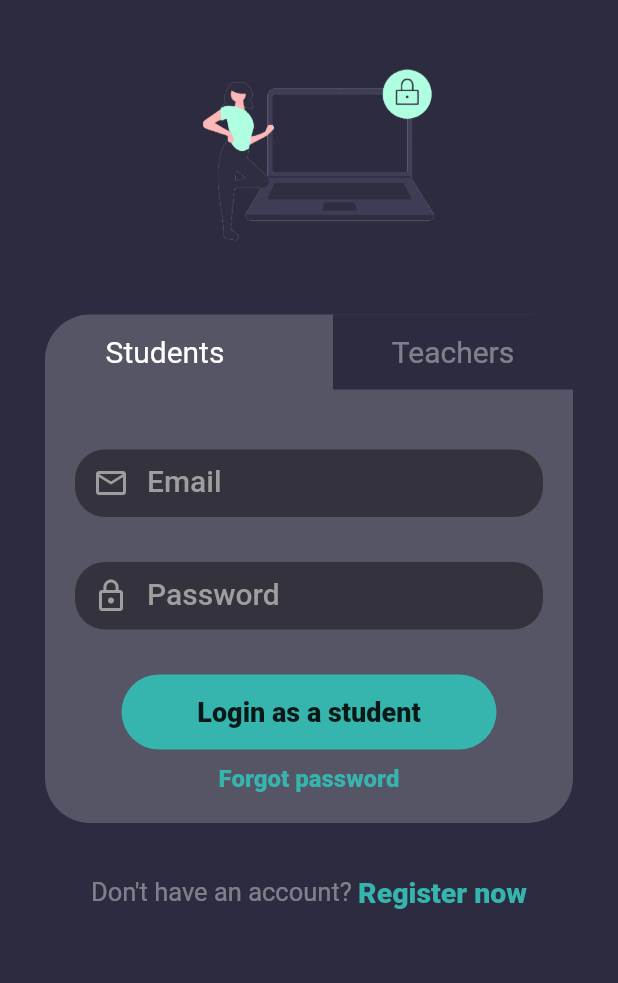
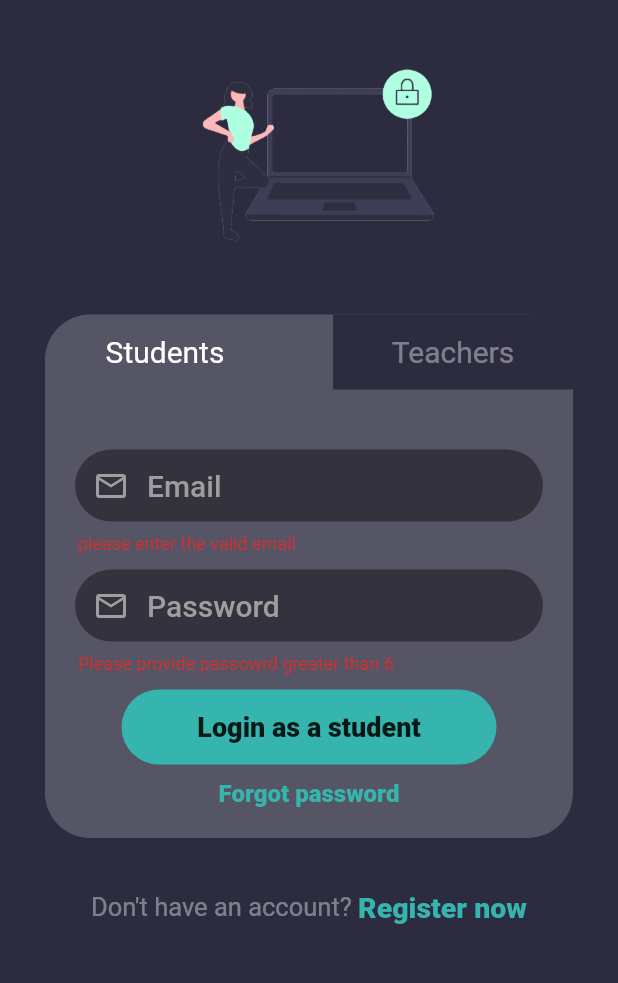
Before and after one commit to Shehan82/ScHoOlYMoB, a Flutter app: the screen it shows after launch, after a tap on "Login as a student", on a phone screen of 412 x 824 dp, the part 131-1114 px from its top. Run offline on Flutter 3.47's test engine with Material 2 defaults, Android fonts, the phone set to English and light mode, and no system bars; our stand-ins replace firebase_auth, firebase_core, font_awesome_flutter, google_fonts; accounts and stored records are empty; Roboto replaces fonts that are missing (Itim).

Commit message:
change fixed size for text field if error occured

```diff
--- a/lib/screens/login.dart
+++ b/lib/screens/login.dart
@@ -10,6 +10,7 @@ class LoginScreen extends StatefulWidget {
 }
 
 class _LoginScreenState extends State<LoginScreen> {
+  final formKey = GlobalKey<FormState>();
   bool isTeacher = false;
   TextEditingController emailTEC = new TextEditingController();
   TextEditingController passwordTEC = new TextEditingController();
@@ -113,13 +114,16 @@ class _LoginScreenState extends State<LoginScreen> {
                     ],
                   ),
                 ),
+                Form(
+                  key: formKey,
+                  child: Column(
+                    children: [
                       Container(
                         margin: EdgeInsets.only(top: 40, right: 20, left: 20),
+                        width: 320,
+                        height: 70,
                         decoration: BoxDecoration(
-                      color: Colors.black.withOpacity(0.4),
                             borderRadius: BorderRadius.circular(20)),
-                  width: 320,
-                  height: 45,
                         child: TextFormField(
                           validator: (val) {
                             return RegExp(
@@ -134,16 +138,26 @@ class _LoginScreenState extends State<LoginScreen> {
                               fontWeight: FontWeight.w700,
                               color: Colors.white),
                           decoration: InputDecoration(
+                              filled: true,
+                              fillColor: Colors.black.withOpacity(0.4),
                               prefixIcon: Icon(
                                 Icons.mail_outline,
                                 color: Colors.grey,
                               ),
-                        contentPadding: EdgeInsets.only(top: 8),
-                        border: InputBorder.none,
-                        focusedBorder: InputBorder.none,
-                        enabledBorder: InputBorder.none,
-                        // errorBorder: InputBorder.none,
-                        disabledBorder: InputBorder.none,
+                              contentPadding: EdgeInsets.only(
+                                  left: 2, top: 2, bottom: 2, right: 20),
+                              // isDense: true,
+                              border: OutlineInputBorder(
+                                borderRadius: BorderRadius.circular(30),
+                                borderSide: BorderSide(
+                                  width: 0,
+                                  style: BorderStyle.none,
+                                ),
+                              ),
+                              // focusedBorder: InputBorder.none,
+                              // enabledBorder: InputBorder.none,
+                              // // errorBorder: InputBorder.none,
+                              // disabledBorder: InputBorder.none,
                               hintText: 'Email',
                               hintStyle: GoogleFonts.itim(
                                   color: Colors.grey,
@@ -152,12 +166,15 @@ class _LoginScreenState extends State<LoginScreen> {
                         ),
                       ),
                       Container(
-                  margin: EdgeInsets.only(top: 30, right: 20, left: 20),
+                        margin: EdgeInsets.only(
+                          top: 10,
+                          right: 20,
+                          left: 20,
+                        ),
                         decoration: BoxDecoration(
-                      color: Colors.black.withOpacity(0.4),
                             borderRadius: BorderRadius.circular(20)),
                         width: 320,
-                  height: 45,
+                        height: 70,
                         child: TextFormField(
                           validator: (val) {
                             return val.length > 6
@@ -170,16 +187,26 @@ class _LoginScreenState extends State<LoginScreen> {
                               fontWeight: FontWeight.w700,
                               color: Colors.white),
                           decoration: InputDecoration(
+                              filled: true,
+                              fillColor: Colors.black.withOpacity(0.4),
                               prefixIcon: Icon(
-                          Icons.lock_outline,
+                                Icons.mail_outline,
                                 color: Colors.grey,
                               ),
-                        contentPadding: EdgeInsets.only(top: 8),
-                        border: InputBorder.none,
-                        focusedBorder: InputBorder.none,
-                        enabledBorder: InputBorder.none,
-                        // errorBorder: InputBorder.none,
-                        disabledBorder: InputBorder.none,
+                              contentPadding: EdgeInsets.only(
+                                  left: 2, top: 2, bottom: 2, right: 20),
+                              // isDense: true,
+                              border: OutlineInputBorder(
+                                borderRadius: BorderRadius.circular(30),
+                                borderSide: BorderSide(
+                                  width: 0,
+                                  style: BorderStyle.none,
+                                ),
+                              ),
+                              // focusedBorder: InputBorder.none,
+                              // enabledBorder: InputBorder.none,
+                              // // errorBorder: InputBorder.none,
+                              // disabledBorder: InputBorder.none,
                               hintText: 'Password',
                               hintStyle: GoogleFonts.itim(
                                   color: Colors.grey,
@@ -187,8 +214,12 @@ class _LoginScreenState extends State<LoginScreen> {
                                   fontWeight: FontWeight.w500)),
                         ),
                       ),
+                    ],
+                  ),
+                ),
                 GestureDetector(
                   onTap: () {
+                    if (formKey.currentState.validate()) {
                       FirebaseAuth.instance
                           .signInWithEmailAndPassword(
                               email: emailTEC.text, password: passwordTEC.text)
@@ -198,9 +229,11 @@ class _LoginScreenState extends State<LoginScreen> {
                                     Navigator.pushReplacement(
                                         context,
                                         MaterialPageRoute(
-                                          builder: (context) => MediumScreen()))
+                                            builder: (context) =>
+                                                MediumScreen()))
                                   }
                               });
+                    }
                   },
                   child: Container(
                     height: 50,
@@ -209,7 +242,7 @@ class _LoginScreenState extends State<LoginScreen> {
                     decoration: BoxDecoration(
                         color: Color(0xff35b5ad),
                         borderRadius: BorderRadius.circular(30)),
-                    margin: EdgeInsets.only(top: 30, bottom: 10),
+                    margin: EdgeInsets.only(top: 10, bottom: 10),
                     child: isTeacher
                         ? Text("Login as a teacher",
                             style: GoogleFonts.itim(
```
Lines whose indentation alone changed are shown as unchanged.
